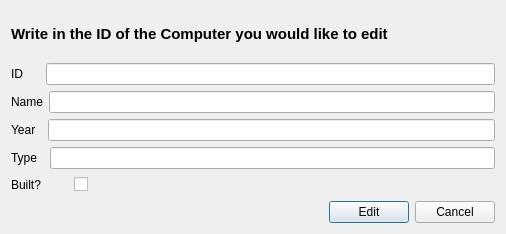
Before: the Qt Designer form Skil 3/UI/editcomputers.ui in SenpaiPlz/0011Week, drawn with Qt 5.
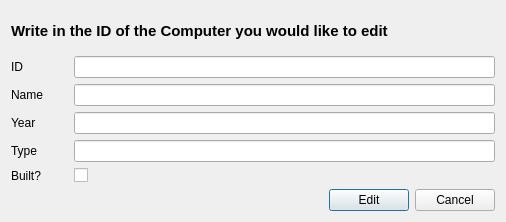
After: the same form once the commit is applied. Icons and pictures are not drawn.

Diff of the .ui file:
```diff
--- a/Skil 3/UI/editcomputers.ui
+++ b/Skil 3/UI/editcomputers.ui
@@ -7,7 +7,7 @@
     <x>0</x>
     <y>0</y>
     <width>506</width>
-    <height>234</height>
+    <height>222</height>
    </rect>
   </property>
   <property name="windowTitle">
@@ -33,89 +33,60 @@
     </widget>
    </item>
    <item>
-    <layout class="QHBoxLayout" name="horizontalLayout">
-     <item>
+    <layout class="QFormLayout" name="formLayout">
+     <item row="0" column="0">
       <widget class="QLabel" name="label_2">
        <property name="text">
         <string>ID     </string>
        </property>
       </widget>
      </item>
-     <item>
+     <item row="0" column="1">
       <widget class="QLineEdit" name="edit_id"/>
      </item>
-    </layout>
-   </item>
-   <item>
-    <layout class="QHBoxLayout" name="horizontalLayout_2">
-     <item>
+     <item row="1" column="1">
+      <widget class="QLineEdit" name="edit_name"/>
+     </item>
+     <item row="1" column="0">
       <widget class="QLabel" name="label_3">
        <property name="text">
         <string>Name</string>
        </property>
       </widget>
      </item>
-     <item>
-      <widget class="QLineEdit" name="edit_name"/>
+     <item row="2" column="1">
+      <widget class="QLineEdit" name="edit_year"/>
      </item>
-    </layout>
-   </item>
-   <item>
-    <layout class="QHBoxLayout" name="horizontalLayout_3">
-     <item>
+     <item row="2" column="0">
       <widget class="QLabel" name="label_4">
        <property name="text">
         <string>Year  </string>
        </property>
       </widget>
      </item>
-     <item>
-      <widget class="QLineEdit" name="edit_year"/>
+     <item row="3" column="1">
+      <widget class="QLineEdit" name="edit_type"/>
      </item>
-    </layout>
-   </item>
-   <item>
-    <layout class="QHBoxLayout" name="horizontalLayout_4">
-     <item>
+     <item row="3" column="0">
       <widget class="QLabel" name="label_5">
        <property name="text">
         <string>Type  </string>
        </property>
       </widget>
      </item>
-     <item>
-      <widget class="QLineEdit" name="edit_type"/>
-     </item>
-    </layout>
-   </item>
-   <item>
-    <layout class="QHBoxLayout" name="horizontalLayout_5">
-     <item>
-      <widget class="QLabel" name="label_6">
-       <property name="text">
-        <string>Built?        </string>
-       </property>
-      </widget>
-     </item>
-     <item>
+     <item row="4" column="1">
       <widget class="QCheckBox" name="check_built">
        <property name="text">
         <string/>
        </property>
       </widget>
      </item>
-     <item>
-      <spacer name="horizontalSpacer_2">
-       <property name="orientation">
-        <enum>Qt::Horizontal</enum>
+     <item row="4" column="0">
+      <widget class="QLabel" name="label_6">
+       <property name="text">
+        <string>Built?        </string>
        </property>
-       <property name="sizeHint" stdset="0">
-        <size>
-         <width>40</width>
-         <height>20</height>
-        </size>
-       </property>
-      </spacer>
+      </widget>
      </item>
     </layout>
    </item>
```
